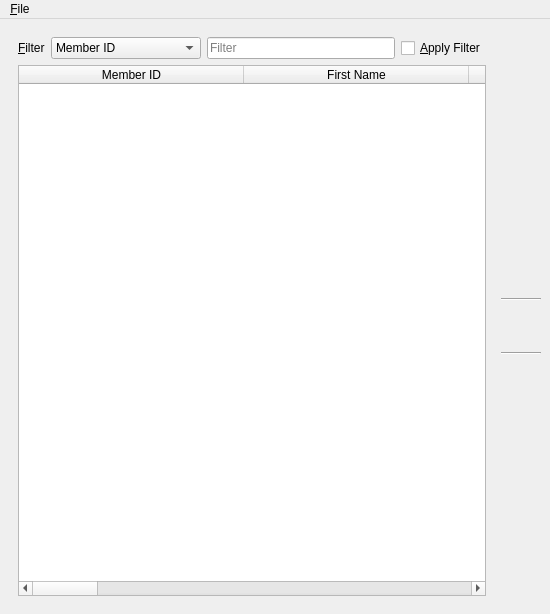
Old version of the form UI/biblioteq_members_browser.ui in the repository textbrowser/biblioteq.
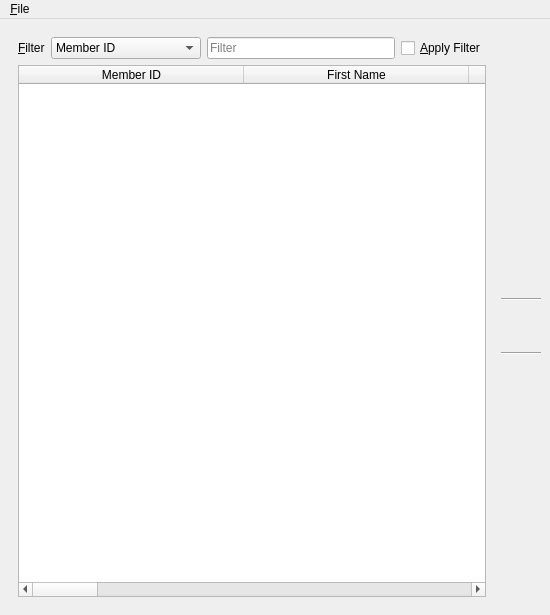
New version of the form. Icons and pictures are not drawn.

```diff
--- a/UI/biblioteq_members_browser.ui
+++ b/UI/biblioteq_members_browser.ui
@@ -7,7 +7,7 @@
     <x>0</x>
     <y>0</y>
     <width>550</width>
-    <height>614</height>
+    <height>615</height>
    </rect>
   </property>
   <property name="windowTitle">
```
